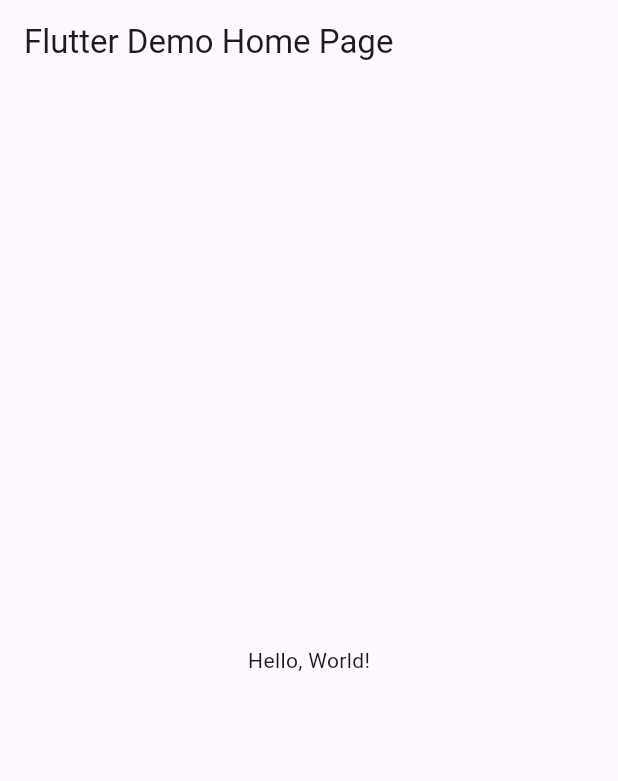
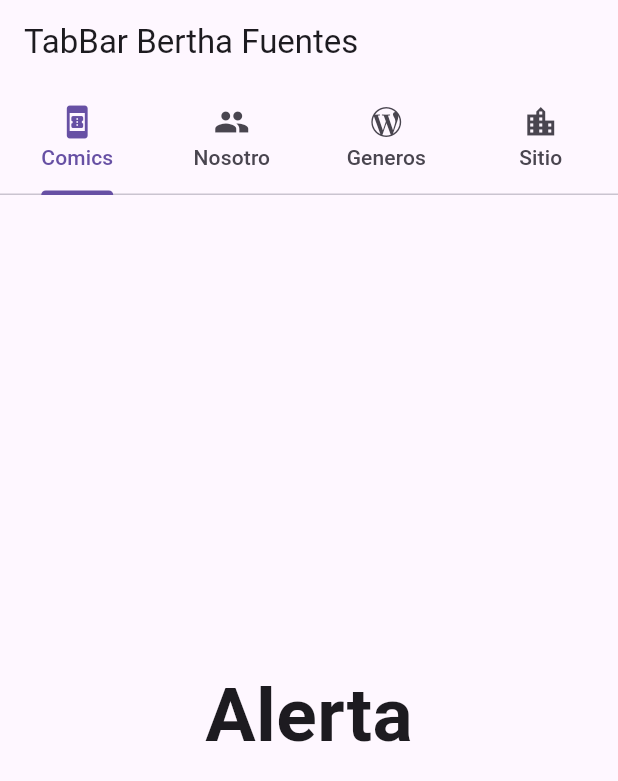
Before and after one commit to BerthaAreliFuentesRodriguez/p11_TabBar_6J, a Flutter app: the screen it shows after launch, on a phone screen of 412 x 824 dp. Shown: the top 781 px of the screen. Run offline on Flutter 3.47's test engine with Material 3 defaults, Android fonts, the phone set to English and light mode, and no system bars.

Commit message:
Update main.dart

```diff
--- a/lib/main.dart
+++ b/lib/main.dart
@@ -1,43 +1,85 @@
 import 'package:flutter/material.dart';
 
-void main() => runApp(MyApp());
+void main() => runApp(AppTabBar());
 
-class MyApp extends StatelessWidget {
-  const MyApp({super.key});
-  // This widget is the root of your application.
+class AppTabBar extends StatelessWidget {
+  const AppTabBar({Key? key}) : super(key: key);
+
   @override
   Widget build(BuildContext context) {
     return MaterialApp(
-      // Application name
-      title: 'Flutter Hello World',
-      // Application theme data, you can set the colors for the application as
-      // you want
-      theme: ThemeData(
-        // useMaterial3: true,
-        primarySwatch: Colors.blue,
-      ),
-      // A widget which will be started on application startup
-      home: MyHomePage(title: 'Flutter Demo Home Page'),
+      debugShowCheckedModeBanner: false,
+      title: "Ejemplo TabBar",
+      theme: ThemeData(primarySwatch: Colors.cyan),
+      home: MiPaginaInicial(),
     );
   }
 }
 
-class MyHomePage extends StatelessWidget {
-  final String title;
-  const MyHomePage({super.key, required this.title});
+class MiPaginaInicial extends StatefulWidget {
+  const MiPaginaInicial({Key? key}) : super(key: key);
 
   @override
+  State<MiPaginaInicial> createState() => _MiPaginaInicialState();
+}
+
+class _MiPaginaInicialState extends State<MiPaginaInicial> {
+  @override
   Widget build(BuildContext context) {
-    return Scaffold(
-      appBar: AppBar(
-        // The title text which will be shown on the action bar
-        title: Text(title),
-      ),
-      body: Center(
-        child: Text(
-          'Hello, World!',
+    return DefaultTabController(
+      length: 4,
+      child: Scaffold(
+        appBar: AppBar(
+          title: Text("TabBar Bertha Fuentes"),
+          bottom: TabBar(tabs: [
+            Tab(
+              text: "Comics",
+              icon: Icon(Icons.book_online),
+            ),
+            Tab(
+              text: "Nosotro",
+              icon: Icon(Icons.people),
+            ),
+            Tab(
+              text: "Generos",
+              icon: Icon(Icons.wordpress),
+            ),
+            Tab(
+              text: "Sitio",
+              icon: Icon(Icons.location_city),
+            ),
+          ] //Texto Icono
+              ),
+        ),
+        body: TabBarView(
+          children: const <Widget>[
+            Center(
+              child: Text(
+                "Alerta",
+                style: TextStyle(fontWeight: FontWeight.bold, fontSize: 50),
+              ),
+            ),
+            Center(
+              child: Text(
+                "Opcion2",
+                style: TextStyle(fontWeight: FontWeight.bold, fontSize: 50),
+              ),
+            ),
+            Center(
+              child: Text(
+                "Opcion3",
+                style: TextStyle(fontWeight: FontWeight.bold, fontSize: 50),
+              ),
+            ),
+            Center(
+              child: Text(
+                "Opcion4",
+                style: TextStyle(fontWeight: FontWeight.bold, fontSize: 50),
+              ),
+            ),
+          ],
         ),
       ),
     );
   }
-}
+} //fin app
```
